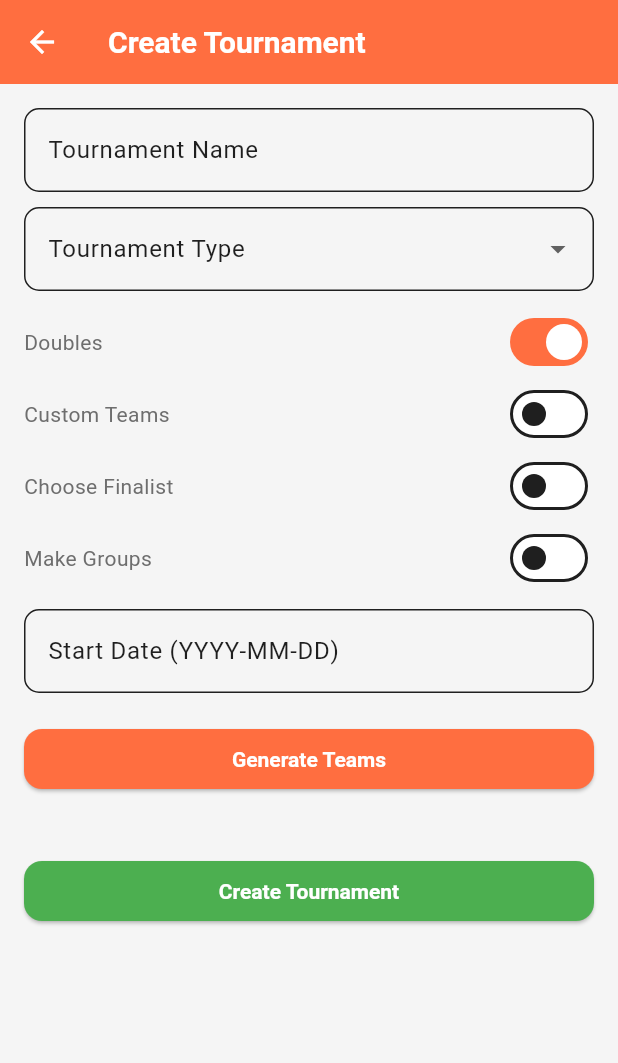
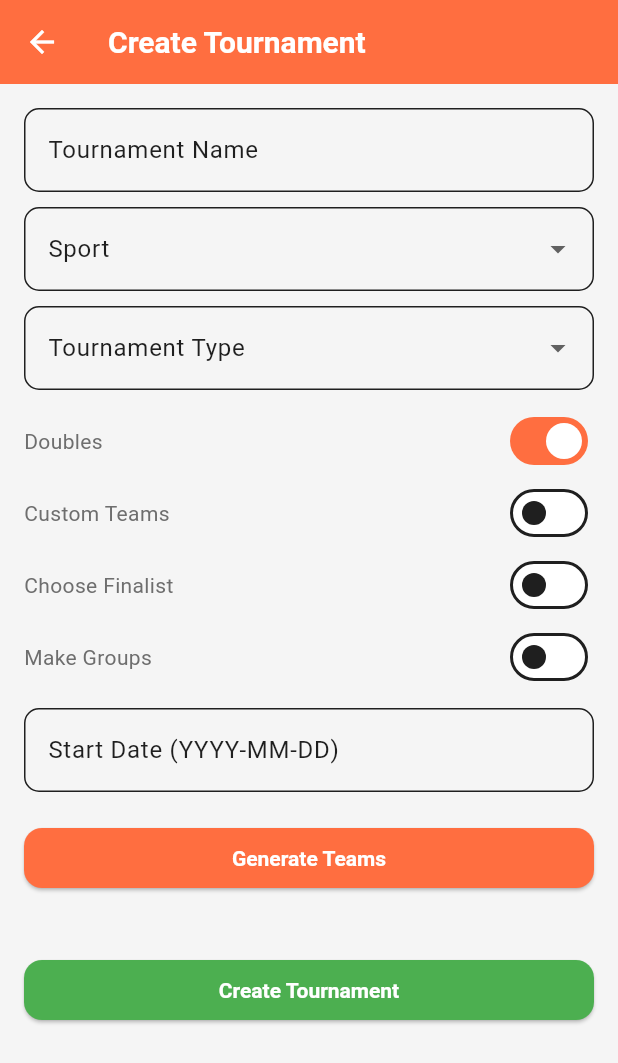
Before and after one commit to KhanOmair/tournamentOrganizer, a Flutter app: the CreateTournamentPage screen opened directly, after a tap on "Continue", on a phone screen of 412 x 824 dp. Shown: the top 1063 px of the screen. Run offline on Flutter 3.47's test engine with Material 3 defaults, Android fonts, the phone set to English and light mode, and no system bars; our stand-ins replace cloud_firestore, firebase_auth, firebase_core, lottie; accounts and stored records are empty.

Commit message:
tweaks and sport type added

```diff
--- a/lib/pages/create_tournament_page.dart
+++ b/lib/pages/create_tournament_page.dart
@@ -22,6 +22,7 @@ class _CreateTournamentPageState extends State<CreateTournamentPage> {
 
   String? _selectedType;
   List<String> _selectedPlayerIds = [];
+  String? sport;
 
   List<Team> teams = [];
   List<Group> groups = [];
@@ -376,6 +377,7 @@ class _CreateTournamentPageState extends State<CreateTournamentPage> {
             'createdAt': FieldValue.serverTimestamp(),
             'teams': teams.map((team) => team.toMap()).toList(),
             'groups': groups.map((group) => group.toMap()).toList(),
+            'sport': sport,
           })
           .then((onValue) async {
             // Update tournamentsPlayed for each player
@@ -953,6 +955,26 @@ class _CreateTournamentPageState extends State<CreateTournamentPage> {
             ),
             const SizedBox(height: 10),
             DropdownButtonFormField<String>(
+              value: sport,
+              items: const [
+                DropdownMenuItem(value: 'fifa', child: Text('FIFA')),
+                DropdownMenuItem(value: 'tekken', child: Text('Tekken')),
+                DropdownMenuItem(value: 'carrom', child: Text('Carrom')),
+                DropdownMenuItem(
+                  value: 'pickleball',
+                  child: Text('Pickle Ball'),
+                ),
+              ],
+              onChanged: (value) {
+                setState(() {
+                  sport = value;
+                });
+              },
+              decoration: const InputDecoration(labelText: 'Sport'),
+              validator: (value) => value == null ? 'Select a Sport' : null,
+            ),
+            const SizedBox(height: 10),
+            DropdownButtonFormField<String>(
               value: _selectedType,
               items: const [
                 DropdownMenuItem(
```
Also changed, not shown: lib/widgets/podium_widget.dart (+22 -30 lines), lib/widgets/tourney_rounds_widget.dart (+9 -2 lines).
